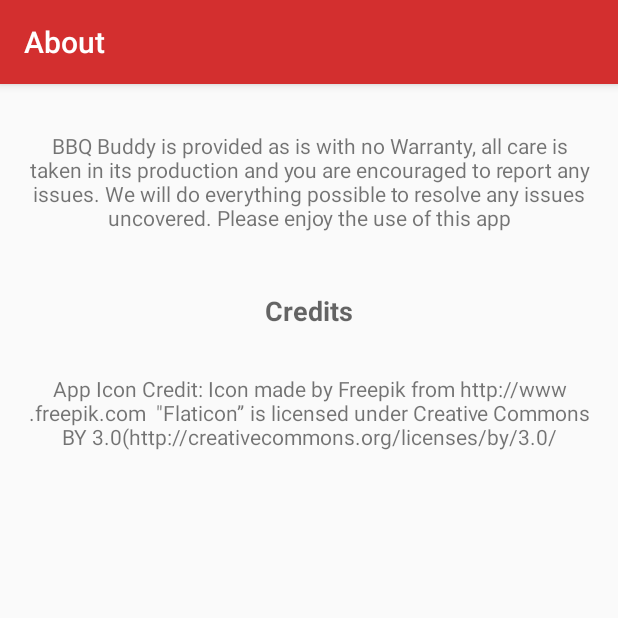
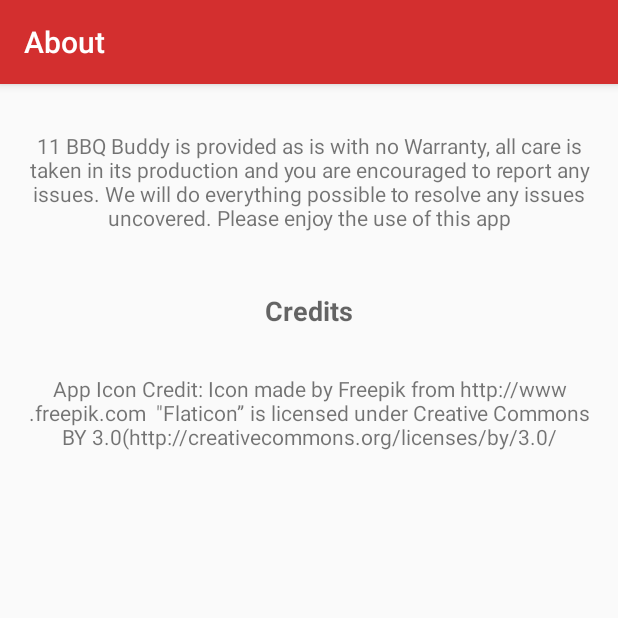
Before and after one commit to soulroyale/Bbq2016Ap, an Android app: the About screen opened directly, with no data from a screen before it, on a phone screen of 412 x 824 dp, the top half of it. Run offline under Robolectric (Android 15) with nearby library versions, the phone set to English and light mode, and no system bars; 1 statement that could not run was skipped.

Commit message:
GitHub Test

```diff
--- a/mobile/src/main/res/layout/activity_about.xml
+++ b/mobile/src/main/res/layout/activity_about.xml
@@ -12,7 +12,7 @@
     <TextView
         android:layout_width="match_parent"
         android:layout_height="wrap_content"
-        android:text="BBQ Buddy is provided as is with no Warranty, all care is taken in its production and you are encouraged to report any issues. We will do everything possible to resolve any issues uncovered. Please enjoy the use of this app"
+        android:text="11 BBQ Buddy is provided as is with no Warranty, all care is taken in its production and you are encouraged to report any issues. We will do everything possible to resolve any issues uncovered. Please enjoy the use of this app"
         android:id="@+id/genAbout"
         android:textAlignment="center"
         android:layout_alignParentTop="true"
```
